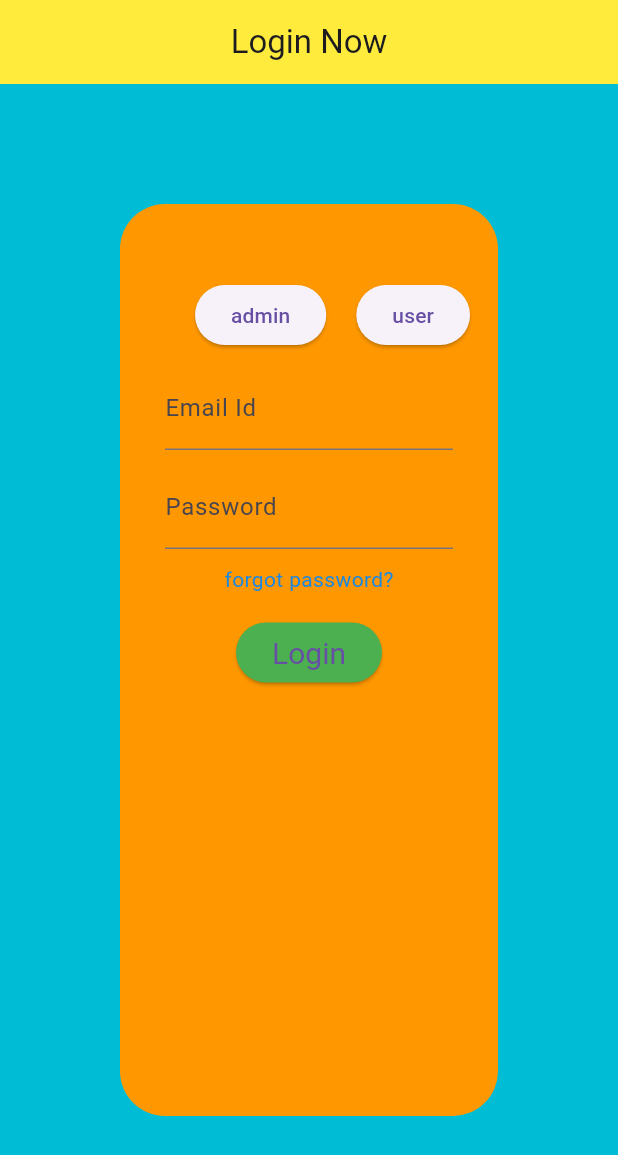
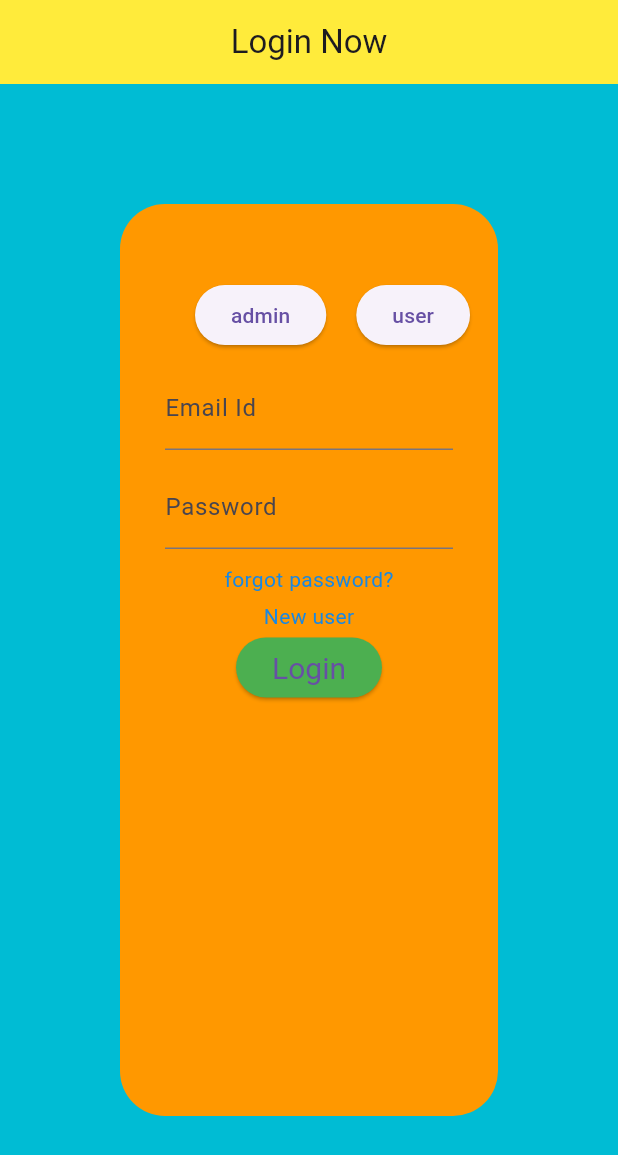
Before and after one commit to 9techsea/our-college, a Flutter app: the screen it shows after launch, after a tap on "Login", on a phone screen of 412 x 824 dp. Shown: the top 1155 px of the screen. Run offline on Flutter 3.47's test engine with Material 3 defaults, Android fonts, the phone set to English and light mode, and no system bars; missing offline and left inert: dart:html; network calls fail.

Commit message:
update the user login

```diff
--- a/lib/main.dart
+++ b/lib/main.dart
@@ -1,145 +1,195 @@
+
+import 'dart:convert'; // Add this import statement for json.decode()
+import 'dart:html';
 import 'package:flutter/material.dart';
+import 'package:http/http.dart' as http;
 import 'package:sample/change_password.dart';
 import 'package:sample/change_password2.dart';
 import 'package:sample/home.dart';
+import 'package:sample/signup.dart';
 import 'package:sample/student_dashbord.dart';
-void main()=>runApp(MaterialApp(
-  home: Home(),debugShowCheckedModeBanner: false,
+
+void main() => runApp(MaterialApp(
+      home: Home(),
+      debugShowCheckedModeBanner: false,
     ));
+
 class Home extends StatelessWidget {
-    var u=false;
-    var a=false;
+  var u = false;
+  var a = false;
+
+  TextEditingController user = TextEditingController();
+  TextEditingController pass = TextEditingController();
+  TextEditingController typek=TextEditingController();
+  var sk=0;
+
+  Future<void> sendDataToServer() async {
+    String url = 'http://localhost:4040/flutters/rigister.php';
+    String name = user.text;
+    String password = pass.text;
+
+    try {
+      var response = await http.post(Uri.parse(url), body: {
+        'name': name,
+        'password': password,
+      });
+
+      if (response.statusCode == 200) {
+        sk==1;
+        print('Data sent successfully');
+        print('Response: ${response.body}');
+      } else {
+
+        print('Failed to send data. Error code: ${response.statusCode}');
+      }
+    } catch (e) {
+      print('Error sending data: $e');
+    }
+  }
+
+
 
   @override
   Widget build(BuildContext context) {
     return Scaffold(
-      appBar:AppBar(
+      appBar: AppBar(
         title: Text("Login Now"),
         centerTitle: true,
         backgroundColor: Colors.yellow,
       ),
-    body:
-    Container(
+      body: Container(
         padding: EdgeInsets.all(80),
-      decoration: BoxDecoration(color: Colors.cyan,),
+        decoration: BoxDecoration(
+          color: Colors.cyan,
+        ),
         height: MediaQuery.of(context).size.height,
         width: MediaQuery.of(context).size.height,
         child: Container(
-
-          decoration: BoxDecoration(color: Colors.orange,borderRadius: BorderRadius.circular(30)),
+          decoration: BoxDecoration(
+            color: Colors.orange,
+            borderRadius: BorderRadius.circular(30),
+          ),
           height: MediaQuery.of(context).size.height,
           width: MediaQuery.of(context).size.height,
-        child:Column(children: [
-          Padding(padding:EdgeInsets.fromLTRB(50, 50, 10,0),
-          child:
-          Row(children: [
-
-
+          child: Column(
+            children: [
+              Padding(
+                padding: EdgeInsets.fromLTRB(50, 50, 10, 0),
+                child: Row(
+                  children: [
                     ElevatedButton(
-
-              style: ElevatedButton.styleFrom(
-
-                  // text color
+                      onPressed: () {
+                        // Set color directly
+                        a = true;
+                      },
+                      child: Text('admin'),
                     ),
-              onPressed: (){
-                Color:Colors.green;
-                a=true;
-             }, child:
-
-          Text('admin')
+                    SizedBox(width: 20),
+                    ElevatedButton(
+                      onPressed: () {
+                        u = true;
+                      },
+                      child: Text('user'),
                     ),
-          SizedBox(width: 20,),
-          ElevatedButton(onPressed: (){
-
-            u=true;
-          }, child:
-          Text('user')
+                  ],
                 ),
-          ],),
-
               ),
-
-        Padding(
-        padding: EdgeInsets.fromLTRB(30, 10, 30, 0),
-        child: Column(
-          children: <Widget>[
-
-            TextField(
-              obscureText: false,
-              decoration: InputDecoration(
-
-                labelText: 'Email Id',
-              ),
-            )
-          ],
-        )
-      ),
-
               Padding(
                 padding: EdgeInsets.fromLTRB(30, 10, 30, 0),
                 child: Column(
                   children: <Widget>[
                     TextField(
+                      controller: user,
+                      obscureText: false,
+                      decoration: InputDecoration(
+                        labelText: 'Email Id',
+                      ),
+                    )
+                  ],
+                ),
+              ),
+              Padding(
+                padding: EdgeInsets.fromLTRB(30, 10, 30, 0),
+                child: Column(
+                  children: <Widget>[
+                    TextField(
+                      controller: pass,
                       obscureText: true,
                       decoration: InputDecoration(
-
                         labelText: 'Password',
                       ),
                     )
                   ],
-        )
-      ),
-             SizedBox(height: 10,),
-         InkWell(
-
-        onTap: () {
-          Navigator.push(context,MaterialPageRoute(builder:(context)=>ChangePassword()));
-        },
-        child:Container(
-      child: Text('forgot password?',style:TextStyle(color: const Color.fromARGB(255, 24, 136, 228)),),
                 ),
               ),
-            SizedBox(height: 15,),
+              SizedBox(height: 10),
+              InkWell(
+                onTap: () {
+                  Navigator.push(
+                      context,
+                      MaterialPageRoute(
+                          builder: (context) => ChangePassword()));
+                },
+                child: Container(
+                  child: Text(
+                    'forgot password?',
+                    style: TextStyle(
+                        color: const Color.fromARGB(255, 24, 136, 228)),
+                  ),
+                ),
+              ),
+              SizedBox(height: 5),
+              InkWell(
+                onTap: () {
+                  Navigator.push(
+                      context,
+                      MaterialPageRoute(
+                          builder: (context) => sign()));
+                },
+                child: Container(
+                  child: Text(
+                    'New user',
+                    style: TextStyle(
+                        color: const Color.fromARGB(255, 24, 136, 228)),
+                  ),
+                ),
+              ),
               ElevatedButton(
-
                 child: Text('Login'),
                 style: ElevatedButton.styleFrom(
                   primary: Colors.green,
                   textStyle: const TextStyle(
                     color: Colors.white,
                     fontSize: 20,
-                 fontStyle: FontStyle.normal),
+                    fontStyle: FontStyle.normal,
                   ),
+                ),
+                onPressed: () {
+                 sendDataToServer();
+                  if (a == true && sk==1) {
+                    print("admin");
 
-          onPressed: () {
-            if(a==true)
-            {
-              print("admin");
-                          Navigator.push(context, MaterialPageRoute(builder: (context)=>homepage()));
-                a=false;
-            }
-            else if(u==true)
-            {
-
-              print('user');
-
-                                        Navigator.push(context, MaterialPageRoute(builder: (context)=>Sdash()));
-              u=false;
-            }
-            else{
-
-            }
-
-          },
-
-        ),
+                    // Replace homepage() with your desired widget
+                    Navigator.push(context,
+                        MaterialPageRoute(builder: (context) => homepage()));
 
 
-        ],)
+                    a = false;
+
+                  } else if (u == true) {
+                    print('user');
+                    // Replace Sdash() with your desired widget
+                    Navigator.push(context,
+                        MaterialPageRoute(builder: (context) => Sdash()));
+                        sendDataToServer();
+                    u = false;
+                  } else {}
+                },
+              ),
+            ],
           ),
         ),
-
-
+      ),
     );
   }
 }
```
Also changed, not shown: lib/signup.dart (added, +159 -0 lines), lib/change_password2.dart (line endings or trailing spaces), 10 other files. Lines whose indentation alone changed are shown as unchanged.
